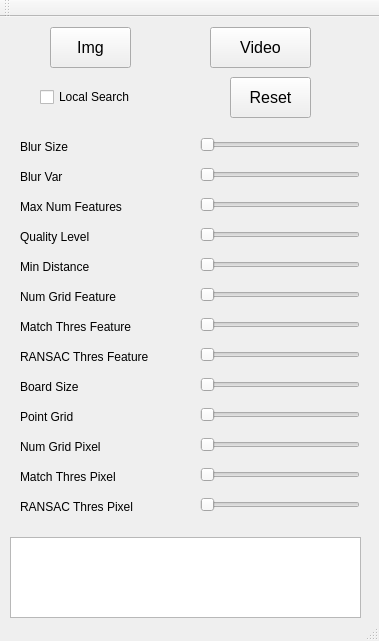
This is mainwindow.ui in jiawei-mo/SafeDrive as Qt 5 draws it before an edit. The edited form follows.
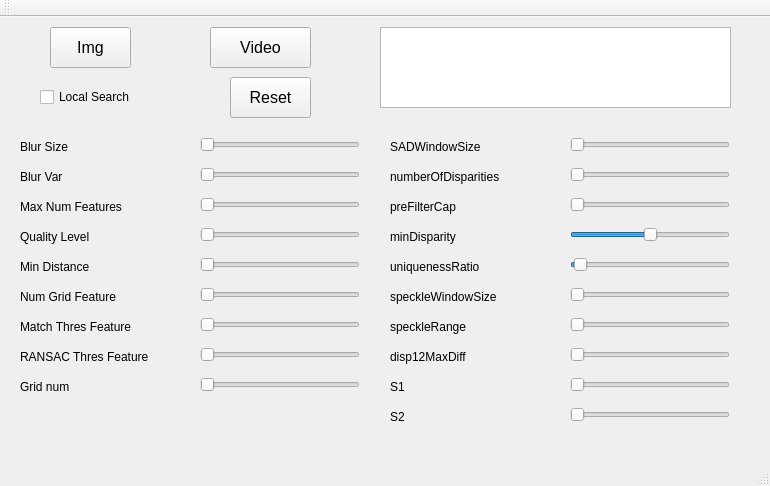
This is the edited form.

Patch:
```diff
--- a/mainwindow.ui
+++ b/mainwindow.ui
@@ -6,8 +6,8 @@
    <rect>
     <x>0</x>
     <y>0</y>
-    <width>379</width>
-    <height>641</height>
+    <width>770</width>
+    <height>486</height>
    </rect>
   </property>
   <property name="windowTitle">
@@ -281,8 +281,8 @@
    <widget class="QPlainTextEdit" name="text_log">
     <property name="geometry">
      <rect>
-      <x>10</x>
-      <y>520</y>
+      <x>380</x>
+      <y>10</y>
       <width>351</width>
       <height>81</height>
      </rect>
@@ -335,21 +335,21 @@
    <widget class="QLabel" name="label_BDS">
     <property name="geometry">
      <rect>
-      <x>20</x>
-      <y>360</y>
+      <x>390</x>
+      <y>120</y>
       <width>161</width>
       <height>20</height>
      </rect>
     </property>
     <property name="text">
-     <string>Board Size</string>
+     <string>SADWindowSize</string>
     </property>
    </widget>
    <widget class="QSlider" name="slider_BDS">
     <property name="geometry">
      <rect>
-      <x>200</x>
-      <y>360</y>
+      <x>570</x>
+      <y>120</y>
       <width>160</width>
       <height>16</height>
      </rect>
@@ -358,7 +358,7 @@
      <number>0</number>
     </property>
     <property name="maximum">
-     <number>50</number>
+     <number>30</number>
     </property>
     <property name="value">
      <number>0</number>
@@ -370,21 +370,21 @@
    <widget class="QLabel" name="label_PG">
     <property name="geometry">
      <rect>
-      <x>20</x>
-      <y>390</y>
+      <x>390</x>
+      <y>150</y>
       <width>161</width>
       <height>20</height>
      </rect>
     </property>
     <property name="text">
-     <string>Point Grid</string>
+     <string>numberOfDisparities</string>
     </property>
    </widget>
    <widget class="QSlider" name="slider_PG">
     <property name="geometry">
      <rect>
-      <x>200</x>
-      <y>390</y>
+      <x>570</x>
+      <y>150</y>
       <width>160</width>
       <height>16</height>
      </rect>
@@ -393,7 +393,7 @@
      <number>0</number>
     </property>
     <property name="maximum">
-     <number>100</number>
+     <number>50</number>
     </property>
     <property name="value">
      <number>0</number>
@@ -440,8 +440,8 @@
    <widget class="QSlider" name="slider_RTP">
     <property name="geometry">
      <rect>
-      <x>200</x>
-      <y>480</y>
+      <x>570</x>
+      <y>240</y>
       <width>160</width>
       <height>16</height>
      </rect>
@@ -450,10 +450,10 @@
      <number>0</number>
     </property>
     <property name="maximum">
-     <number>100</number>
+     <number>50</number>
     </property>
     <property name="value">
-     <number>0</number>
+     <number>1</number>
     </property>
     <property name="orientation">
      <enum>Qt::Horizontal</enum>
@@ -462,27 +462,27 @@
    <widget class="QLabel" name="label_RTP">
     <property name="geometry">
      <rect>
-      <x>20</x>
-      <y>480</y>
+      <x>390</x>
+      <y>240</y>
       <width>161</width>
       <height>20</height>
      </rect>
     </property>
     <property name="text">
-     <string>RANSAC Thres Pixel</string>
+     <string>uniquenessRatio</string>
     </property>
    </widget>
    <widget class="QSlider" name="slider_MTP">
     <property name="geometry">
      <rect>
-      <x>200</x>
-      <y>450</y>
+      <x>570</x>
+      <y>210</y>
       <width>160</width>
       <height>16</height>
      </rect>
     </property>
     <property name="minimum">
-     <number>0</number>
+     <number>-100</number>
     </property>
     <property name="maximum">
      <number>100</number>
@@ -497,21 +497,21 @@
    <widget class="QLabel" name="label_MTP">
     <property name="geometry">
      <rect>
-      <x>20</x>
-      <y>450</y>
+      <x>390</x>
+      <y>210</y>
       <width>161</width>
       <height>20</height>
      </rect>
     </property>
     <property name="text">
-     <string>Match Thres Pixel</string>
+     <string>minDisparity</string>
     </property>
    </widget>
    <widget class="QSlider" name="slider_NGP">
     <property name="geometry">
      <rect>
-      <x>200</x>
-      <y>420</y>
+      <x>570</x>
+      <y>180</y>
       <width>160</width>
       <height>16</height>
      </rect>
@@ -520,7 +520,7 @@
      <number>1</number>
     </property>
     <property name="maximum">
-     <number>10</number>
+     <number>100</number>
     </property>
     <property name="value">
      <number>1</number>
@@ -532,14 +532,14 @@
    <widget class="QLabel" name="label_NGP">
     <property name="geometry">
      <rect>
-      <x>20</x>
-      <y>420</y>
+      <x>390</x>
+      <y>180</y>
       <width>161</width>
       <height>20</height>
      </rect>
     </property>
     <property name="text">
-     <string>Num Grid Pixel</string>
+     <string>preFilterCap</string>
     </property>
    </widget>
    <widget class="QPushButton" name="button_video">
@@ -573,6 +573,216 @@
      <string>Local Search</string>
     </property>
    </widget>
+   <widget class="QSlider" name="slider_SW">
+    <property name="geometry">
+     <rect>
+      <x>570</x>
+      <y>270</y>
+      <width>160</width>
+      <height>16</height>
+     </rect>
+    </property>
+    <property name="minimum">
+     <number>0</number>
+    </property>
+    <property name="maximum">
+     <number>1000</number>
+    </property>
+    <property name="value">
+     <number>0</number>
+    </property>
+    <property name="orientation">
+     <enum>Qt::Horizontal</enum>
+    </property>
+   </widget>
+   <widget class="QLabel" name="label_SW">
+    <property name="geometry">
+     <rect>
+      <x>390</x>
+      <y>270</y>
+      <width>161</width>
+      <height>20</height>
+     </rect>
+    </property>
+    <property name="text">
+     <string>speckleWindowSize</string>
+    </property>
+   </widget>
+   <widget class="QSlider" name="slider_SR">
+    <property name="geometry">
+     <rect>
+      <x>570</x>
+      <y>300</y>
+      <width>160</width>
+      <height>16</height>
+     </rect>
+    </property>
+    <property name="minimum">
+     <number>0</number>
+    </property>
+    <property name="maximum">
+     <number>100</number>
+    </property>
+    <property name="value">
+     <number>0</number>
+    </property>
+    <property name="orientation">
+     <enum>Qt::Horizontal</enum>
+    </property>
+   </widget>
+   <widget class="QLabel" name="label_SR">
+    <property name="geometry">
+     <rect>
+      <x>390</x>
+      <y>300</y>
+      <width>161</width>
+      <height>20</height>
+     </rect>
+    </property>
+    <property name="text">
+     <string>speckleRange</string>
+    </property>
+   </widget>
+   <widget class="QSlider" name="slider_DMD">
+    <property name="geometry">
+     <rect>
+      <x>570</x>
+      <y>330</y>
+      <width>160</width>
+      <height>16</height>
+     </rect>
+    </property>
+    <property name="minimum">
+     <number>0</number>
+    </property>
+    <property name="maximum">
+     <number>10</number>
+    </property>
+    <property name="value">
+     <number>0</number>
+    </property>
+    <property name="orientation">
+     <enum>Qt::Horizontal</enum>
+    </property>
+   </widget>
+   <widget class="QLabel" name="label_DMD">
+    <property name="geometry">
+     <rect>
+      <x>390</x>
+      <y>330</y>
+      <width>161</width>
+      <height>20</height>
+     </rect>
+    </property>
+    <property name="text">
+     <string>disp12MaxDiff</string>
+    </property>
+   </widget>
+   <widget class="QSlider" name="slider_S1">
+    <property name="geometry">
+     <rect>
+      <x>570</x>
+      <y>360</y>
+      <width>160</width>
+      <height>16</height>
+     </rect>
+    </property>
+    <property name="minimum">
+     <number>0</number>
+    </property>
+    <property name="maximum">
+     <number>1000</number>
+    </property>
+    <property name="value">
+     <number>0</number>
+    </property>
+    <property name="orientation">
+     <enum>Qt::Horizontal</enum>
+    </property>
+   </widget>
+   <widget class="QLabel" name="label_S1">
+    <property name="geometry">
+     <rect>
+      <x>390</x>
+      <y>360</y>
+      <width>161</width>
+      <height>20</height>
+     </rect>
+    </property>
+    <property name="text">
+     <string>S1</string>
+    </property>
+   </widget>
+   <widget class="QSlider" name="slider_S2">
+    <property name="geometry">
+     <rect>
+      <x>570</x>
+      <y>390</y>
+      <width>160</width>
+      <height>16</height>
+     </rect>
+    </property>
+    <property name="minimum">
+     <number>0</number>
+    </property>
+    <property name="maximum">
+     <number>1000</number>
+    </property>
+    <property name="value">
+     <number>0</number>
+    </property>
+    <property name="orientation">
+     <enum>Qt::Horizontal</enum>
+    </property>
+   </widget>
+   <widget class="QLabel" name="label_S2">
+    <property name="geometry">
+     <rect>
+      <x>390</x>
+      <y>390</y>
+      <width>161</width>
+      <height>20</height>
+     </rect>
+    </property>
+    <property name="text">
+     <string>S2</string>
+    </property>
+   </widget>
+   <widget class="QSlider" name="slider_RTF_2">
+    <property name="geometry">
+     <rect>
+      <x>200</x>
+      <y>360</y>
+      <width>160</width>
+      <height>16</height>
+     </rect>
+    </property>
+    <property name="minimum">
+     <number>1</number>
+    </property>
+    <property name="maximum">
+     <number>3</number>
+    </property>
+    <property name="value">
+     <number>1</number>
+    </property>
+    <property name="orientation">
+     <enum>Qt::Horizontal</enum>
+    </property>
+   </widget>
+   <widget class="QLabel" name="label_GN">
+    <property name="geometry">
+     <rect>
+      <x>20</x>
+      <y>360</y>
+      <width>161</width>
+      <height>20</height>
+     </rect>
+    </property>
+    <property name="text">
+     <string>Grid num</string>
+    </property>
+   </widget>
   </widget>
   <widget class="QToolBar" name="mainToolBar">
    <attribute name="toolBarArea">
```
Left out of the diff: 20 changed lines with no effect on the pictures.
